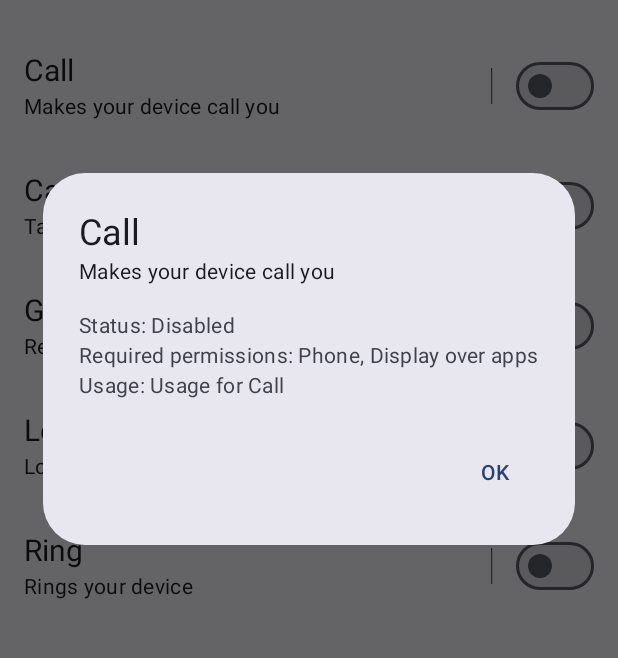
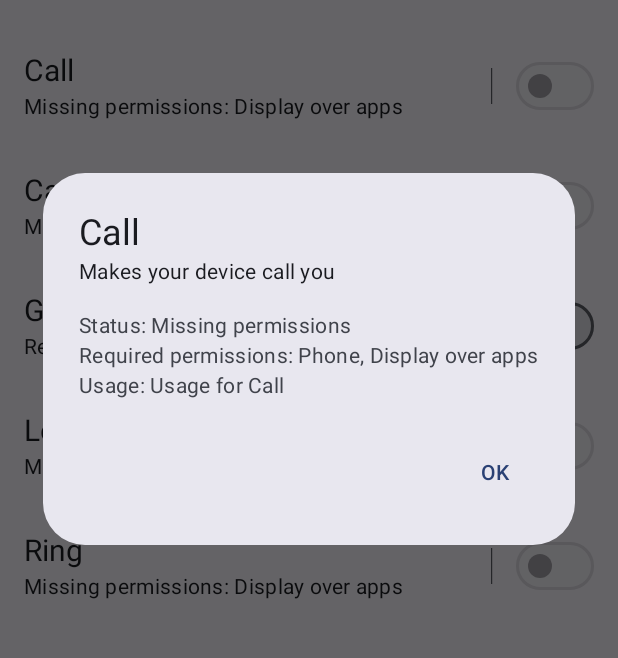
Before and after one commit to Ryfters/SMSCommands, an Android app built with Jetpack Compose: the CommandsScreen screen opened through its navigation route, after a tap on "Call", on a phone screen of 412 x 824 dp, the part 259-917 px from its top. Run offline under Robolectric (Android 15) with nearby library versions, the phone set to English and light mode, and no system bars; our stand-ins replace Room's generated code; libraries missing offline, so code that uses them is left out: androidx.camera.core.

Commit message:
Improved permissionsState everywhere, as well as a few fixes

```diff
--- a/app/src/main/java/com/smscommands/app/MainActivity.kt
+++ b/app/src/main/java/com/smscommands/app/MainActivity.kt
@@ -58,9 +58,6 @@ class MainActivity : ComponentActivity() {
 // Add Notification handling
 // Better onboarding content text
 // Handle params within the receiver
-// Add permissionStates to viewModel,
-//  then implement permission checks through the app
-//  (commands, home)
 
 
 
@@ -71,7 +68,7 @@ class MainActivity : ComponentActivity() {
 
 // Later
 // Add custom color themes
-// Redo icons
+// Redo icon
 
 // Commands
 // Status command
--- a/app/src/main/java/com/smscommands/app/commands/Gps.kt
+++ b/app/src/main/java/com/smscommands/app/commands/Gps.kt
@@ -50,7 +50,7 @@ class Gps : Command {
 
         onReply(
             context.getString(
-                R.string.command_location_reply,
+                R.string.command_gps_reply,
                 mapsUrl,
                 bestLocation.accuracy.toInt(),
                 formattedTime
--- a/app/src/main/java/com/smscommands/app/data/UiStateViewModel.kt
+++ b/app/src/main/java/com/smscommands/app/data/UiStateViewModel.kt
@@ -53,7 +53,7 @@ class UiStateViewModel(
     }
 
     private val _permissionsState: MutableStateFlow<Map<String, Boolean>> =
-        MutableStateFlow(Permission.LIST.associate { it.id to false} )
+        MutableStateFlow(Permission.ALL.associate { it.id to false} )
 
     val permissionsState: StateFlow<Map<String, Boolean>> = _permissionsState
 
@@ -66,7 +66,7 @@ class UiStateViewModel(
     fun refreshPermissionsState(context: Context) {
         viewModelScope.launch {
             _permissionsState.update {
-                Permission.LIST.associate { it.id to it.isGranted(context) }
+                Permission.ALL.associate { it.id to it.isGranted(context) }
             }
         }
     }
--- a/app/src/main/java/com/smscommands/app/permissions/Permission.kt
+++ b/app/src/main/java/com/smscommands/app/permissions/Permission.kt
@@ -36,15 +36,23 @@ interface Permission {
         val PHONE = PhonePermission()
         val SMS = SmsPermission()
 
-        val LIST = listOf( // Sorted by importance
+        val REQUIRED = listOf(
             SMS,
+        )
+
+        val OPTIONAL = listOf(
             NOTIFICATION,
             MANAGE_NOTIFICATIONS,
+        )
+
+        val COMMANDS = listOf(
             OVERLAY,
             ADMIN,
             CAMERA,
             LOCATION,
             PHONE,
         )
+
+        val ALL = REQUIRED + OPTIONAL + COMMANDS
     }
 }
--- a/app/src/main/java/com/smscommands/app/ui/screens/commands/CommandItemDialog.kt
+++ b/app/src/main/java/com/smscommands/app/ui/screens/commands/CommandItemDialog.kt
@@ -8,11 +8,13 @@ import androidx.compose.material3.Text
 import androidx.compose.material3.TextButton
 import androidx.compose.runtime.Composable
 import androidx.compose.runtime.collectAsState
+import androidx.compose.runtime.getValue
 import androidx.compose.ui.res.stringResource
 import androidx.navigation.NavController
 import com.smscommands.app.R
 import com.smscommands.app.commands.Command
 import com.smscommands.app.data.UiStateViewModel
+import com.smscommands.app.permissions.Permission
 
 @Composable
 fun CommandItemDialog(
@@ -27,11 +29,18 @@ fun CommandItemDialog(
         return
     }
 
-    val isEnabled = viewModel.commandPreferences.collectAsState().value[commandId]
+    val permissionsState by viewModel.permissionsState.collectAsState()
 
-    // TODO: Add permission to status
-    val status = if (isEnabled == true) stringResource(R.string.common_enabled)
-    else stringResource(R.string.common_disabled)
+    val isMissingPerms = (command.requiredPermissions + Permission.REQUIRED).any { permission ->
+        permissionsState[permission.id] == true
+    }
+
+    val isEnabled = viewModel.commandPreferences.collectAsState().value[commandId] == true
+
+    val status =
+        if (isMissingPerms) stringResource(R.string.screen_commands_status_missing_perms)
+        else if (isEnabled) stringResource(R.string.common_enabled)
+        else stringResource(R.string.common_disabled)
 
     @Suppress("SimplifiableCallChain") // Doing this makes it so stringResource doesnt work
     val requiredPermissions = command.requiredPermissions
@@ -54,7 +63,6 @@ fun CommandItemDialog(
         },
         text = {
             Column {
-                // TODO: Implement permission ViewModel here
                 Text(
                     stringResource(R.string.screen_commands_status, status)
                 )
--- a/app/src/main/java/com/smscommands/app/ui/screens/commands/CommandsScreen.kt
+++ b/app/src/main/java/com/smscommands/app/ui/screens/commands/CommandsScreen.kt
@@ -12,6 +12,7 @@ import androidx.navigation.NavController
 import com.smscommands.app.R
 import com.smscommands.app.commands.Command
 import com.smscommands.app.data.UiStateViewModel
+import com.smscommands.app.permissions.Permission
 import com.smscommands.app.ui.components.MainScaffold
 import com.smscommands.app.ui.components.MyListItem
 import com.smscommands.app.ui.navigation.Routes
@@ -29,24 +30,38 @@ fun CommandsScreen(
         showUpButton = true
     ) {
         val commandPreferences by viewModel.commandPreferences.collectAsState()
+        val permissionsState by viewModel.permissionsState.collectAsState()
         LazyColumn {
             items(Command.LIST) { command ->
-                val isChecked = commandPreferences[command.id] == true
+                val missingPermissions = (command.requiredPermissions + Permission.REQUIRED)
+                    .filter { permission -> permissionsState[permission.id] == false }
+
+                val disabled = missingPermissions.isNotEmpty()
+
+                @Suppress("SimplifiableCallChain")
+                val content =
+                    if (disabled) {
+                        val missingPermsString = missingPermissions.map { stringResource(it.label) }.joinToString()
+                        stringResource(R.string.screen_commands_missing_permissions, missingPermsString)
+                    } else stringResource(command.description)
+
+
                 MyListItem(
                     title = stringResource(command.label),
-                    content = stringResource(command.description),
+                    content = content,
                     onClick = {
                         navController.navigate(Routes.COMMAND_ITEM_DIALOG + command.id)
                     },
                     separator = true,
                     action = {
                         Switch(
-                            checked = isChecked,
+                            checked = commandPreferences[command.id] == true,
                             onCheckedChange = { value ->
                                 viewModel.updateCommandPreference(command.id, value)
-                            }
+                            },
+                            enabled = !disabled
                         )
-                    }
+                    },
                 )
             }
         }
--- a/app/src/main/java/com/smscommands/app/ui/screens/home/HomeScreen.kt
+++ b/app/src/main/java/com/smscommands/app/ui/screens/home/HomeScreen.kt
@@ -39,12 +39,29 @@ fun HomeScreen(
 
         val totalCommandsCount = Command.LIST.count()
         val commandPreferences by viewModel.commandPreferences.collectAsState()
-        val enabledCommandsCount = commandPreferences.count { command -> command.value }
+        val enabledCommandsCount = Command.LIST.count { command ->
+            commandPreferences[command.id] == true
+        }
+
+        val permissionsState by viewModel.permissionsState.collectAsState()
+        val errorCount = Command.LIST.count { command ->
+            commandPreferences[command.id] == true &&
+                (command.requiredPermissions + Permission.REQUIRED).any { permission ->
+                    permissionsState[permission.id] == false
+                }
+        }
+
+        val errorContent =
+            if (errorCount > 0) {
+                val v2 = stringResource(R.string.screen_home_commands_errors, errorCount)
+                stringResource(R.string.common_v1_comma_v2,"", v2)
+            } else ""
+
         val commandContent = stringResource(
             R.string.screen_home_enabled_count,
             enabledCommandsCount,
             totalCommandsCount
-        )
+        ) + errorContent
 
 
         val historyEnabled by viewModel.historyEnabled.collectAsState()
@@ -67,7 +84,7 @@ fun HomeScreen(
 
         val permissions by viewModel.permissionsState.collectAsState()
         val missingPerms = permissions.count { !it.value }
-        val totalPerms = Permission.LIST.count()
+        val totalPerms = Permission.ALL.count()
         val permissionContent =
             if (missingPerms == 0) stringResource(R.string.screen_home_perms_all)
             else if(missingPerms == totalPerms) stringResource(R.string.screen_home_perms_none)
--- a/app/src/main/java/com/smscommands/app/ui/screens/perms/DeclineWarningDialog.kt
+++ b/app/src/main/java/com/smscommands/app/ui/screens/perms/DeclineWarningDialog.kt
@@ -24,7 +24,6 @@ fun DeclineWarningDialog(
     AlertDialog(
         title = { Text(stringResource(R.string.common_warning)) },
 
-        // TODO: extract res
         text = { Text(stringResource(R.string.screen_perms_decline_warning)) },
         confirmButton = {
             TextButton(
@@ -43,7 +42,7 @@ fun DeclineWarningDialog(
                     navController.popBackStack()
                 }
             ) {
-                Text("Go to settings")
+                Text(stringResource(R.string.screen_perms_decline_warning_settings))
             }
         },
         onDismissRequest = { navController.popBackStack() },
--- a/app/src/main/java/com/smscommands/app/ui/screens/perms/PermissionItem.kt
+++ b/app/src/main/java/com/smscommands/app/ui/screens/perms/PermissionItem.kt
@@ -26,7 +26,6 @@ fun PermissionItem(
         stringResource(R.string.screen_perms_perm_required_for, permRequiredFor)
     }
 
-    // TODO: Use this in viewmodel
     val isGrantedString =
         if (isGranted) stringResource(R.string.screen_perms_granted)
         else stringResource(R.string.screen_perms_not_granted)
--- a/app/src/main/java/com/smscommands/app/ui/screens/perms/PermsScreen.kt
+++ b/app/src/main/java/com/smscommands/app/ui/screens/perms/PermsScreen.kt
@@ -38,7 +38,7 @@ fun PermsScreen(
         val permissionsState by viewModel.permissionsState.collectAsState()
 
         LazyColumn {
-            items(Permission.LIST) { permission ->
+            items(Permission.ALL) { permission ->
 
                 PermissionItem(
                     permission = permission,
--- a/app/src/main/java/com/smscommands/app/ui/screens/settings/SettingsScreen.kt
+++ b/app/src/main/java/com/smscommands/app/ui/screens/settings/SettingsScreen.kt
@@ -133,7 +133,7 @@ fun SettingsScreen(
                     )
                 },
             )
-//            TODO: Add custom color themes
+
 //            MyListItem(
 //                title = stringResource(R.string.screen_settings_color_theme_title),
 //                content =
--- a/app/src/main/res/values/strings.xml
+++ b/app/src/main/res/values/strings.xml
@@ -1,4 +1,5 @@
 <resources>
+    <string name="screen_home_commands_errors">%1$d error(s)</string>
     <string name="app_name">SMS Commands</string>
     <string name="command_call_desc">Makes your device call you</string>
     <string name="command_call_label">Call</string>
@@ -22,7 +23,7 @@
     <string name="command_gps_label">GPS</string>
     <string name="command_gps_reply_error">An error occurred, couldn\'t get last known location</string>
     <string name="command_gps_usage">Long description for GPS</string>
-    <string name="command_location_reply">"Device location: %1$s\nDetails: \n    Accurate within: %2$dm\n    Collected: %3$s    "</string>
+    <string name="command_gps_reply">"Device location: %1$s\nDetails: \n    Accurate within: %2$dm\n    Collected: %3$s    "</string>
     <string name="command_lock_desc">Locks your device</string>
     <string name="command_lock_label">Lock</string>
     <string name="command_lock_reply_success">Locked device</string>
@@ -51,17 +52,14 @@
     <string name="common_v1_colon_v2">%1$s: %2$s</string>
     <string name="common_v1_comma_v2">%1$s, %2$s</string>
     <string name="common_warning">Warning</string>
-    <string name="screen_onboarding_intro_title">Welcome</string>
     <string name="permission_admin">Device Admin</string>
     <string name="permission_admin_desc">Device admin desc</string>
     <string name="permission_camera">Camera</string>
     <string name="permission_device_admin">Device admin</string>
     <string name="permission_location">Location (All the time)</string>
-    <string name="permission_location_desc">Permission desc</string>
     <string name="permission_manage_notifications">Manage notifications</string>
-    <string name="permission_manage_notifications_desc">Optional, required to dismiss Message\'s notifications when they include a command</string>
+    <string name="permission_manage_notifications_desc">Optional, required to dismiss Messages\' notifications when they include a command</string>
     <string name="permission_notification">Notifications</string>
-    <string name="permission_notification_desc">Notification desc</string>
     <string name="permission_overlay">Display over apps</string>
     <string name="permission_overlay_desc">Most actions need to be accomplished within an activity(aka in the foreground)</string>
     <string name="permission_phone">Phone</string>
@@ -69,12 +67,18 @@
     <string name="permission_sms">SMS</string>
     <string name="permission_sms_desc">Required for the app to function correctly</string>
     <string name="ringing_device_for_seconds">Ringing device for %1$d seconds</string>
-    <string name="screen_commands_permissions_required">Required permissions: %1$s</string>
+    <string name="screen_commands_missing_permissions">Missing permissions: %1$s</string>
+    <string name="screen_commands_permissions_required">Required permissions: %1$s</string> <!-- TODO: Remove ':' everywhere-->
     <string name="screen_commands_status">Status: %1$s</string>
     <string name="screen_commands_title">Commands</string>
     <string name="screen_commands_usage">Usage: %1$s</string>
     <string name="screen_history_error_empty">Nothing here yet</string>
     <string name="screen_history_error_not_enabled">You will need to enable history in the settings to use this feature</string>
+    <string name="screen_history_item_dialog_command">Command: %1$s</string>
+    <string name="screen_history_item_dialog_message">Message: %1$s</string>
+    <string name="screen_history_item_dialog_sender">Sender: %1$s</string>
+    <string name="screen_history_item_dialog_status">Status: %1$s</string>
+    <string name="screen_history_item_dialog_time">Time: %1$s</string>
     <string name="screen_history_item_disabled_command">Disabled command</string>
     <string name="screen_history_item_invalid_command">Invalid command</string>
     <string name="screen_history_item_invalid_pin">Wrong PIN</string>
@@ -89,6 +93,10 @@
     <string name="screen_home_history_disabled">History is disabled</string>
     <string name="screen_home_history_empty">Start by sending a command first</string>
     <string name="screen_home_history_last_executed">Last command executed: %1$s</string>
+    <string name="screen_home_perms_all">All permissions granted</string>
+    <string name="screen_home_perms_many">Missing %1$d permissions</string>
+    <string name="screen_home_perms_none">No permission granted</string>
+    <string name="screen_home_perms_one">Missing 1 permission</string>
     <string name="screen_home_pin">PIN</string>
     <string name="screen_home_pin_current">Current pin: %1$s</string> <!-- Not a pin cuz of leading zeros? and cant be empty -->
     <string name="screen_home_pin_edit_pin">Edit PIN</string>
@@ -102,9 +110,10 @@
     <string name="screen_onboarding_command_content">To use a command, send yourself a message with the following structure:\n\'!!PIN/command/arguments\'\n - !!: SMS Commands will only listen to commands starting with this prefix.\n - PIN: An access pin, you can change it on the home screen.\n - Command: The command you want to run, you must have enabled it first in the Command screen\n - Arguments: More about this on the next page</string>
     <string name="screen_onboarding_command_title">Sending commands</string>
     <string name="screen_onboarding_intro_content">Welcome to SMS Commands! This app allows you to execute basic tasks, such as locking your device, or getting its location simply by sending yourself an SMS.</string>
+    <string name="screen_onboarding_intro_title">Welcome</string>
     <string name="screen_perms_decline_warning">On Android 11+, if you deny a permission more than once, the app won\'t be able to request it again, so you\'ll have to enable it yourself in the settings</string>
-    <string name="screen_perms_granted">"Granted"</string>
-    <string name="screen_perms_not_granted">"Not granted"</string>
+    <string name="screen_perms_granted">Granted</string>
+    <string name="screen_perms_not_granted">Not granted</string>
     <string name="screen_perms_notification_rationale">getting notified when someone uses the app (recommended)</string>
     <string name="screen_perms_perm_required_for">required for %1$s</string>
     <string name="screen_perms_title">Permissions</string>
@@ -151,14 +160,7 @@
     <string name="timeformat_yesterday_at">\'yesterday at\' HH:mm</string>
     <string name="url_github" translatable="false">https://github.com/RyfterWasTaken/SMSCommands</string>
     <string name="url_github_releases" translatable="false">https://github.com/RyfterWasTaken/SMSCommands/releases</string>
-    <string name="url_maps"><![CDATA[https://www.google.com/maps/search/?api=1&query=%1$f,%2$f]]></string>
-    <string name="screen_history_item_dialog_command">Command: %1$s</string>
-    <string name="screen_history_item_dialog_status">Status: %1$s</string>
-    <string name="screen_history_item_dialog_sender">Sender: %1$s</string>
-    <string name="screen_history_item_dialog_time">Time: %1$s</string>
-    <string name="screen_history_item_dialog_message">Message: %1$s</string>
-    <string name="screen_home_perms_many">Missing %1$d</string>
-    <string name="screen_home_perms_one">Missing 1 permission</string>
-    <string name="screen_home_perms_all">All permissions granted</string>
-    <string name="screen_home_perms_none">No permission granted</string>
+    <string name="url_maps" translatable="false"><![CDATA[https://www.google.com/maps/search/?api=1&query=%1$f,%2$f]]></string>
+    <string name="screen_commands_status_missing_perms">Missing permissions</string>
+    <string name="screen_perms_decline_warning_settings">Go to settings</string>
 </resources>
```
